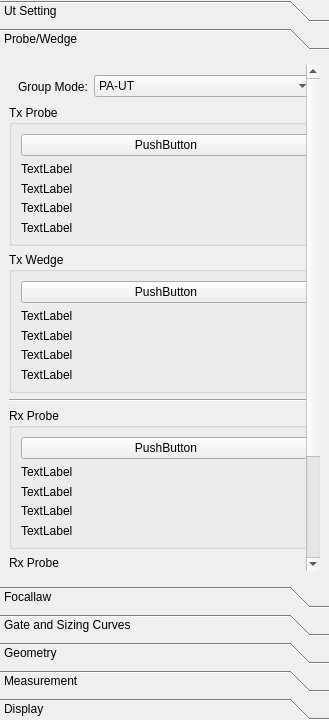
Old version of the form phascan_view/ui/DopplerGroupTab.ui in the repository qinxingying/hello-word.
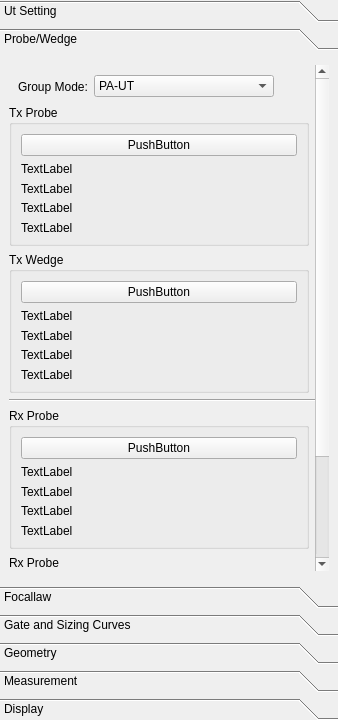
New version of the form. The open tabs and pages were chosen to show the change. Icons and pictures are not drawn. Custom widgets are drawn as their Qt base class.

Patch:
```diff
--- a/phascan_view/ui/DopplerGroupTab.ui
+++ b/phascan_view/ui/DopplerGroupTab.ui
@@ -6,7 +6,7 @@
    <rect>
     <x>0</x>
     <y>0</y>
-    <width>329</width>
+    <width>338</width>
     <height>720</height>
    </rect>
   </property>
@@ -1335,7 +1335,7 @@
        <rect>
         <x>0</x>
         <y>0</y>
-        <width>329</width>
+        <width>338</width>
         <height>510</height>
        </rect>
       </property>
@@ -1349,6 +1349,12 @@
       <layout class="QVBoxLayout" name="verticalLayout_3">
        <item>
         <widget class="QScrollArea" name="scrollAreaProbeWedge">
+         <property name="maximumSize">
+          <size>
+           <width>330</width>
+           <height>16777215</height>
+          </size>
+         </property>
          <property name="frameShape">
           <enum>QFrame::NoFrame</enum>
          </property>
@@ -1375,7 +1381,7 @@
             <number>6</number>
            </property>
            <item>
-            <layout class="QHBoxLayout" name="horizontalLayout_3">
+            <layout class="QHBoxLayout" name="horizontalLayout_3" stretch="1,1,0">
              <property name="leftMargin">
               <number>9</number>
              </property>
@@ -1425,10 +1431,29 @@
                </item>
               </widget>
              </item>
+             <item>
+              <spacer name="horizontalSpacer_6">
+               <property name="orientation">
+                <enum>Qt::Horizontal</enum>
+               </property>
+               <property name="sizeHint" stdset="0">
+                <size>
+                 <width>40</width>
+                 <height>20</height>
+                </size>
+               </property>
+              </spacer>
+             </item>
             </layout>
            </item>
            <item>
             <widget class="QGroupBox" name="BoxProbeTrigger">
+             <property name="maximumSize">
+              <size>
+               <width>300</width>
+               <height>16777215</height>
+              </size>
+             </property>
              <property name="title">
               <string>Tx Probe</string>
              </property>
@@ -1477,6 +1502,12 @@
            </item>
            <item>
             <widget class="QGroupBox" name="BoxWedgeTrigger">
+             <property name="maximumSize">
+              <size>
+               <width>300</width>
+               <height>16777215</height>
+              </size>
+             </property>
              <property name="title">
               <string>Tx Wedge</string>
              </property>
@@ -1532,6 +1563,12 @@
            </item>
            <item>
             <widget class="QGroupBox" name="BoxProbeTrigger_2">
+             <property name="maximumSize">
+              <size>
+               <width>300</width>
+               <height>16777215</height>
+              </size>
+             </property>
              <property name="title">
               <string>Rx Probe</string>
              </property>
@@ -1580,6 +1617,12 @@
            </item>
            <item>
             <widget class="QGroupBox" name="BoxWedgeTrigger_2">
+             <property name="maximumSize">
+              <size>
+               <width>300</width>
+               <height>16777215</height>
+              </size>
+             </property>
              <property name="title">
               <string>Rx Probe</string>
              </property>
```
Left out of the diff: 71 changed lines with no effect on the pictures.
